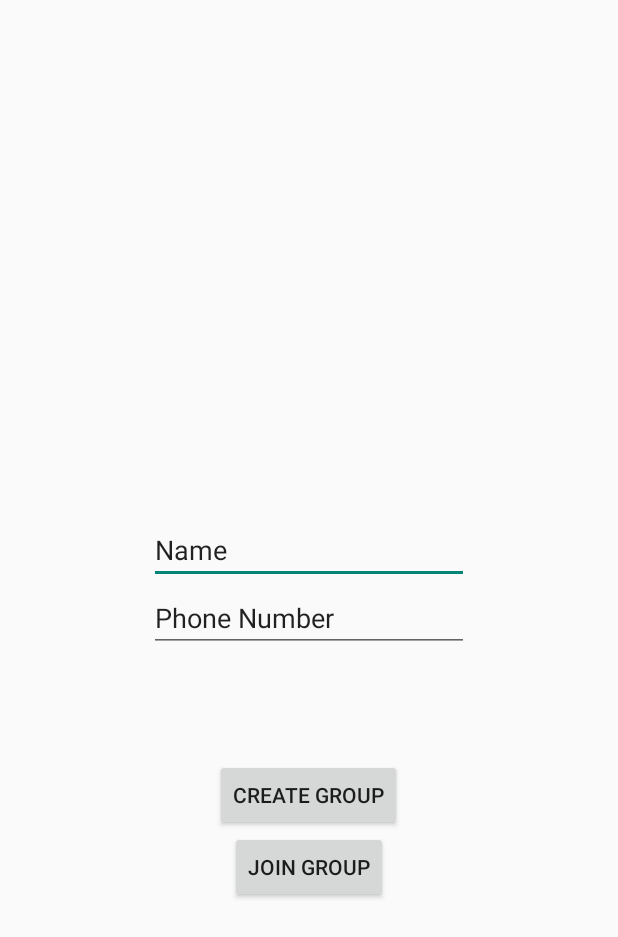
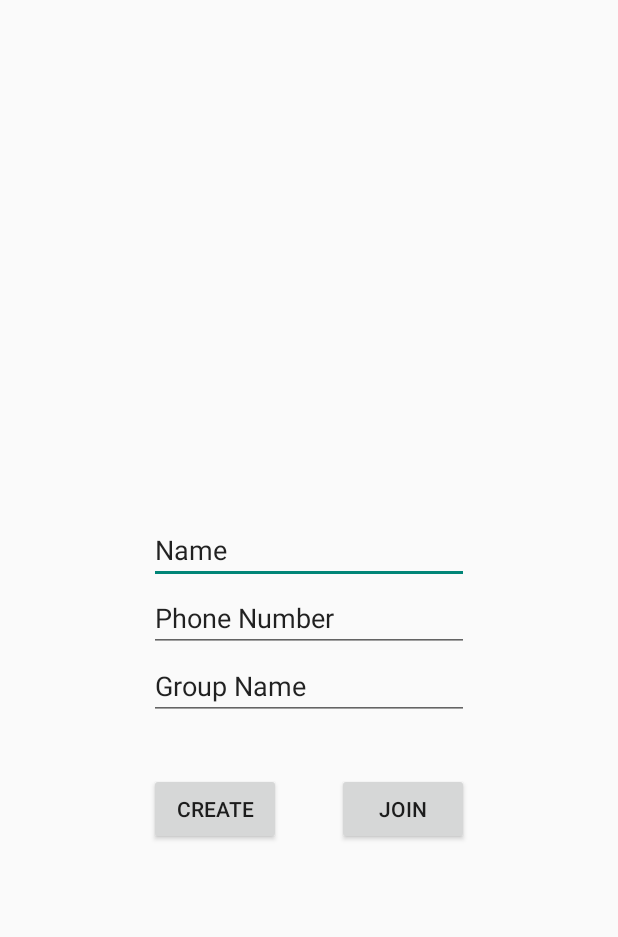
Before and after one commit to annekao/MoneyTrees, an Android app: the layout homepage.xml on its own in the app's theme, with its tools: preview values and no code run, on a phone screen of 412 x 824 dp. Shown: the top 937 px of the screen. Run offline under Robolectric (Android 15) with nearby library versions, the phone set to English and light mode, and no system bars.

Commit message:
added homepage

```diff
--- a/app/src/main/AndroidManifest.xml
+++ b/app/src/main/AndroidManifest.xml
@@ -10,7 +10,7 @@
         android:label="@string/app_name"
         android:theme="@style/AppTheme" >
         <activity
-            android:name="com.hackrice.kevinskim93.moneytrees.MainActivity"
+            android:name=".Homepage"
             android:label="@string/app_name" >
             <intent-filter>
                 <action android:name="android.intent.action.MAIN" />
--- /dev/null
+++ b/app/src/main/res/layout/activity.xml
@@ -0,0 +1,6 @@
+<?xml version="1.0" encoding="utf-8"?>
+<LinearLayout xmlns:android="http://schemas.android.com/apk/res/android"
+    android:orientation="vertical" android:layout_width="match_parent"
+    android:layout_height="match_parent">
+
+</LinearLayout>
--- a/app/src/main/res/layout/activity_main.xml
+++ b/app/src/main/res/layout/homepage.xml
@@ -12,8 +12,8 @@
         android:inputType="textPersonName"
         android:text="Name"
         android:ems="10"
-        android:id="@+id/editText"
-        android:layout_above="@+id/editText2"
+        android:id="@+id/name"
+        android:layout_above="@+id/phoneNumber"
         android:layout_centerHorizontal="true" />
 
     <EditText
@@ -21,26 +21,42 @@
         android:layout_height="wrap_content"
         android:inputType="phone"
         android:ems="10"
-        android:id="@+id/editText2"
+        android:id="@+id/phoneNumber"
         android:layout_centerVertical="true"
-        android:layout_alignLeft="@+id/editText"
-        android:layout_alignStart="@+id/editText"
+        android:layout_alignLeft="@+id/name"
+        android:layout_alignStart="@+id/name"
         android:text="Phone Number" />
 
     <Button
         android:layout_width="wrap_content"
         android:layout_height="wrap_content"
-        android:text="Create Group"
-        android:id="@+id/button"
-        android:layout_below="@+id/editText2"
-        android:layout_centerHorizontal="true"
-        android:layout_marginTop="71dp" />
+        android:text="Create"
+        android:id="@+id/create"
+        android:layout_marginTop="35dp"
+        android:layout_below="@+id/groupName"
+        android:layout_alignLeft="@+id/groupName"
+        android:layout_alignStart="@+id/groupName"
+        android:onClick="createGroup"/>
 
     <Button
         android:layout_width="wrap_content"
         android:layout_height="wrap_content"
-        android:text="Join Group"
-        android:id="@+id/button2"
-        android:layout_below="@+id/button"
-        android:layout_centerHorizontal="true" />
+        android:text="Join"
+        android:id="@+id/join"
+        android:layout_alignTop="@+id/create"
+        android:layout_alignRight="@+id/groupName"
+        android:layout_alignEnd="@+id/groupName"
+        android:onClick="joinGroup"/>
+
+    <EditText
+        android:layout_width="wrap_content"
+        android:layout_height="wrap_content"
+        android:id="@+id/groupName"
+        android:layout_below="@+id/phoneNumber"
+        android:layout_alignLeft="@+id/phoneNumber"
+        android:layout_alignStart="@+id/phoneNumber"
+        android:text="Group Name"
+        android:layout_alignRight="@+id/phoneNumber"
+        android:layout_alignEnd="@+id/phoneNumber" />
+
 </RelativeLayout>
```
